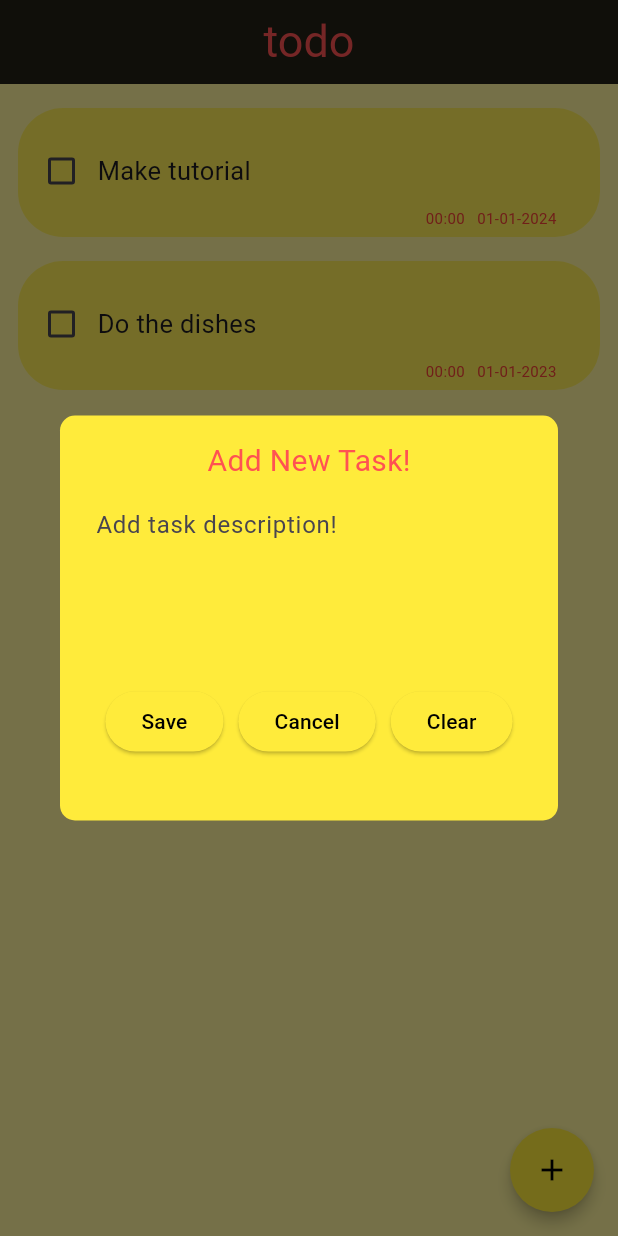
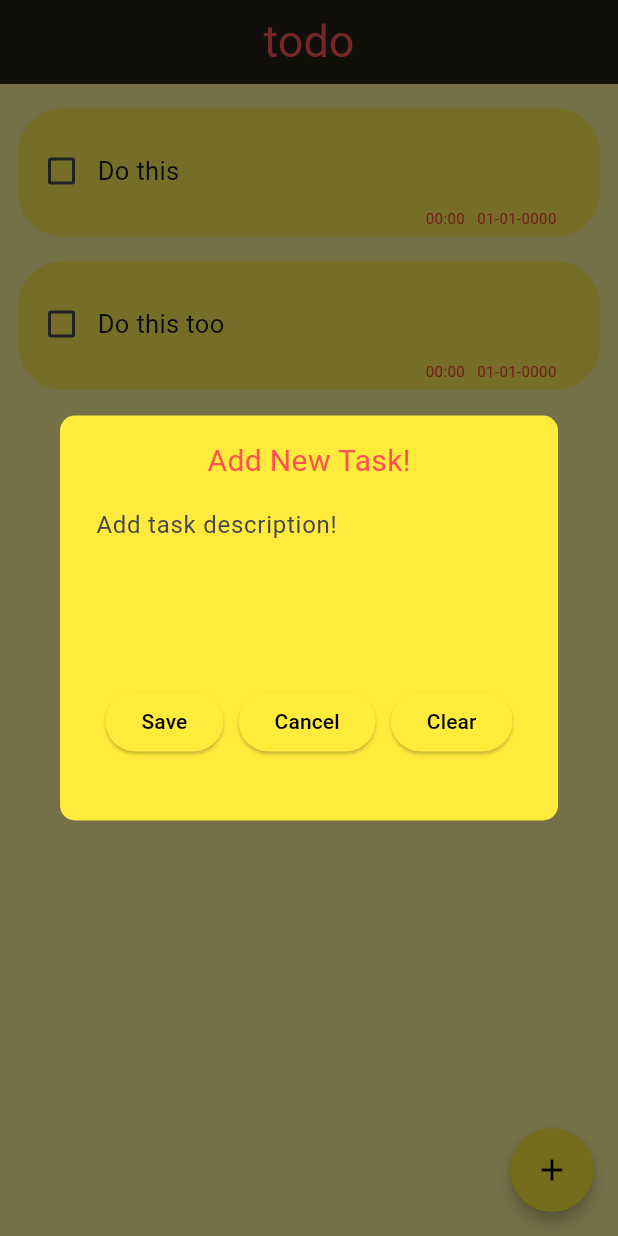
Before and after one commit to sxmbaka/todo-app, a Flutter app: the screen it shows after launch, after a tap on the "add" icon, on a phone screen of 412 x 824 dp. Run offline on Flutter 3.47's test engine with Material 3 defaults, Android fonts, the phone set to English and light mode, and no system bars; drawn by our look-alikes of flutter_slidable; our stand-ins replace gap, google_fonts, hive, hive_flutter; accounts and stored records are empty; Roboto replaces fonts that are missing (Ubuntu).

Commit message:
Final Commit: Add Hive database integration and update dependencies

```diff
--- /dev/null
+++ b/lib/data/database.dart
@@ -0,0 +1,28 @@
+import 'package:hive/hive.dart';
+
+class TodoDatabase {
+
+  List toDoList = [];
+
+  final _myBox = Hive.box('mybox');
+
+
+  // this method is run when you first time run the app
+  void createInitialData() {
+    toDoList = [
+      ["Do this", false, DateTime(0)],
+      ["Do this too", false, DateTime(0)],
+    ];
+  }
+
+  // this method is run to update the database
+  void loadData() {
+    toDoList = _myBox.get("TODOLIST");
+  }
+
+  // this is run to update the database
+  void updateDatabase() {
+    _myBox.put("TODOLIST", toDoList);
+  }
+
+}
--- a/lib/main.dart
+++ b/lib/main.dart
@@ -1,7 +1,11 @@
 import 'package:flutter/material.dart';
+import 'package:hive_flutter/adapters.dart';
 import 'package:todo_app/pages/home_page.dart';
 
-void main() {
+void main() async {
+  await Hive.initFlutter();
+  var box = await Hive.openBox('mybox');
+
   runApp(const TodoApp());
 }
 
--- a/lib/pages/home_page.dart
+++ b/lib/pages/home_page.dart
@@ -1,5 +1,7 @@
 import 'package:flutter/material.dart';
 import 'package:google_fonts/google_fonts.dart';
+import 'package:hive/hive.dart';
+import 'package:todo_app/data/database.dart';
 import 'package:todo_app/widgets/dialog_box.dart';
 import 'package:todo_app/widgets/todo_list_tile.dart';
 
@@ -13,35 +15,37 @@ class HomePage extends StatefulWidget {
 }
 
 class _HomePageState extends State<HomePage> {
+  final _myBox = Hive.box('mybox');
+
   final _controller = TextEditingController();
 
-  List toDoList = [
-    ["Make tutorial", false, DateTime(2024)],
-    ["Do the dishes", false, DateTime(2023)],
-  ];
+  TodoDatabase db = TodoDatabase();
 
   void checkBoxChanged(bool? value, int index) {
     setState(() {
-      toDoList[index][1] = !toDoList[index][1];
+      db.toDoList[index][1] = !db.toDoList[index][1];
     });
+    db.updateDatabase();
   }
 
   void saveNewTask() {
     setState(() {
       if (_controller.text.isNotEmpty) {
-        toDoList.add([_controller.text, false, DateTime.now()]);
+        db.toDoList.add([_controller.text, false, DateTime.now()]);
       }
     });
     _controller.clear();
     Navigator.of(context).pop();
+    db.updateDatabase();
   }
 
   void editTask() {}
 
   void deleteTask(int index) {
     setState(() {
-      toDoList.removeAt(index);
+      db.toDoList.removeAt(index);
     });
+    db.updateDatabase();
   }
 
   void createNewTask() {
@@ -56,6 +60,19 @@ class _HomePageState extends State<HomePage> {
         );
       },
     );
+    db.updateDatabase();
+  }
+
+  @override
+  void initState() {
+    if (_myBox.get("TODOLIST") == null) {
+      // no data present
+      db.createInitialData();
+    } else {
+      // data was present
+      db.loadData();
+    }
+    super.initState();
   }
 
   @override
@@ -86,12 +103,12 @@ class _HomePageState extends State<HomePage> {
         ),
       ),
       body: ListView.builder(
-        itemCount: toDoList.length,
+        itemCount: db.toDoList.length,
         itemBuilder: (context, index) {
           return TodoListTile(
-            taskName: toDoList[index][0],
-            isTaskComplete: toDoList[index][1],
-            dateTimeCreated: toDoList[index][2],
+            taskName: db.toDoList[index][0],
+            isTaskComplete: db.toDoList[index][1],
+            dateTimeCreated: db.toDoList[index][2],
             onChanged: (value) => checkBoxChanged(value, index),
             onDelete: (context) => deleteTask(index),
             onEdit: editTask,
```
Also changed, not shown: pubspec.yaml (+11 -0 lines), assets/images/icon.png (added), pubspec.lock, 29 other files.
